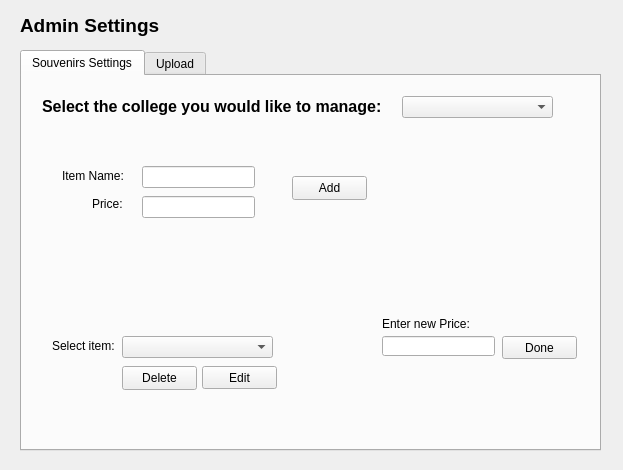
Qt form CollegeTouring/admin.ui (belalzahran/CS_Project2_TheApplicants) before a commit.
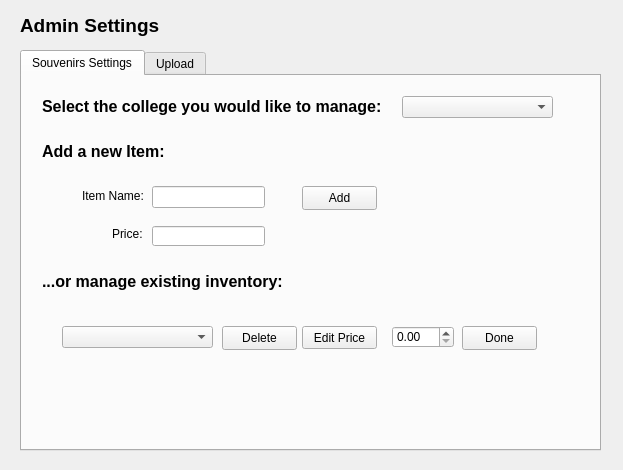
The same form after that commit.

Commit message: finished code for changing souvenir price

The edit to the form file:
```diff
--- a/CollegeTouring/admin.ui
+++ b/CollegeTouring/admin.ui
@@ -45,8 +45,8 @@
     <widget class="QLineEdit" name="lineEdit_name">
      <property name="geometry">
       <rect>
-       <x>120</x>
-       <y>90</y>
+       <x>130</x>
+       <y>110</y>
        <width>113</width>
        <height>22</height>
       </rect>
@@ -55,10 +55,10 @@
     <widget class="QLineEdit" name="lineEdit_price">
      <property name="geometry">
       <rect>
-       <x>120</x>
-       <y>120</y>
+       <x>130</x>
+       <y>150</y>
        <width>113</width>
-       <height>22</height>
+       <height>20</height>
       </rect>
      </property>
     </widget>
@@ -78,8 +78,8 @@
     <widget class="QLabel" name="label_3">
      <property name="geometry">
       <rect>
-       <x>40</x>
-       <y>90</y>
+       <x>60</x>
+       <y>110</y>
        <width>71</width>
        <height>20</height>
       </rect>
@@ -91,8 +91,8 @@
     <widget class="QLabel" name="label_4">
      <property name="geometry">
       <rect>
-       <x>70</x>
-       <y>120</y>
+       <x>90</x>
+       <y>150</y>
        <width>49</width>
        <height>16</height>
       </rect>
@@ -104,8 +104,8 @@
     <widget class="QPushButton" name="pushButton">
      <property name="geometry">
       <rect>
-       <x>270</x>
-       <y>100</y>
+       <x>280</x>
+       <y>110</y>
        <width>75</width>
        <height>24</height>
       </rect>
@@ -127,8 +127,8 @@
     <widget class="QPushButton" name="pushButton_2">
      <property name="geometry">
       <rect>
-       <x>100</x>
-       <y>290</y>
+       <x>200</x>
+       <y>250</y>
        <width>75</width>
        <height>24</height>
       </rect>
@@ -140,75 +140,78 @@
     <widget class="QComboBox" name="comboBox_2">
      <property name="geometry">
       <rect>
-       <x>100</x>
-       <y>260</y>
+       <x>40</x>
+       <y>250</y>
        <width>151</width>
        <height>22</height>
       </rect>
      </property>
     </widget>
-    <widget class="QLabel" name="label_5">
-     <property name="geometry">
-      <rect>
-       <x>30</x>
-       <y>260</y>
-       <width>81</width>
-       <height>20</height>
-      </rect>
-     </property>
-     <property name="text">
-      <string>Select item: </string>
-     </property>
-    </widget>
     <widget class="QPushButton" name="pushButton_edit3">
      <property name="geometry">
       <rect>
-       <x>180</x>
-       <y>290</y>
+       <x>280</x>
+       <y>250</y>
        <width>75</width>
        <height>23</height>
       </rect>
      </property>
      <property name="text">
-      <string>Edit</string>
+      <string>Edit Price</string>
      </property>
     </widget>
-    <widget class="QLineEdit" name="lineEdit_pricechange">
+    <widget class="QLabel" name="label_5">
      <property name="geometry">
       <rect>
-       <x>360</x>
-       <y>260</y>
-       <width>113</width>
-       <height>20</height>
+       <x>20</x>
+       <y>60</y>
+       <width>141</width>
+       <height>31</height>
       </rect>
      </property>
+     <property name="text">
+      <string>&lt;html&gt;&lt;head/&gt;&lt;body&gt;&lt;p&gt;&lt;span style=&quot; font-size:12pt; font-weight:700;&quot;&gt;Add a new Item:&lt;/span&gt;&lt;/p&gt;&lt;/body&gt;&lt;/html&gt;</string>
+     </property>
     </widget>
-    <widget class="QPushButton" name="pushButton_done4">
+    <widget class="QLabel" name="label_6">
      <property name="geometry">
       <rect>
-       <x>480</x>
-       <y>260</y>
+       <x>20</x>
+       <y>190</y>
+       <width>241</width>
+       <height>31</height>
+      </rect>
+     </property>
+     <property name="text">
+      <string>&lt;html&gt;&lt;head/&gt;&lt;body&gt;&lt;p&gt;&lt;span style=&quot; font-size:12pt; font-weight:700;&quot;&gt;...or manage existing inventory:&lt;/span&gt;&lt;/p&gt;&lt;/body&gt;&lt;/html&gt;</string>
+     </property>
+    </widget>
+    <widget class="QDoubleSpinBox" name="doubleSpinBox">
+     <property name="geometry">
+      <rect>
+       <x>370</x>
+       <y>250</y>
+       <width>62</width>
+       <height>22</height>
+      </rect>
+     </property>
+     <property name="maximum">
+      <double>1000.000000000000000</double>
+     </property>
+    </widget>
+    <widget class="QPushButton" name="pushButton_3done">
+     <property name="geometry">
+      <rect>
+       <x>440</x>
+       <y>250</y>
        <width>75</width>
-       <height>23</height>
+       <height>24</height>
       </rect>
      </property>
      <property name="text">
       <string>Done</string>
      </property>
     </widget>
-    <widget class="QLabel" name="label_enterprice6">
-     <property name="geometry">
-      <rect>
-       <x>360</x>
-       <y>240</y>
-       <width>91</width>
-       <height>16</height>
-      </rect>
-     </property>
-     <property name="text">
-      <string>Enter new Price:</string>
-     </property>
-    </widget>
    </widget>
    <widget class="QWidget" name="tab_2">
     <attribute name="title">
```
The commit also changes 3 other files.
